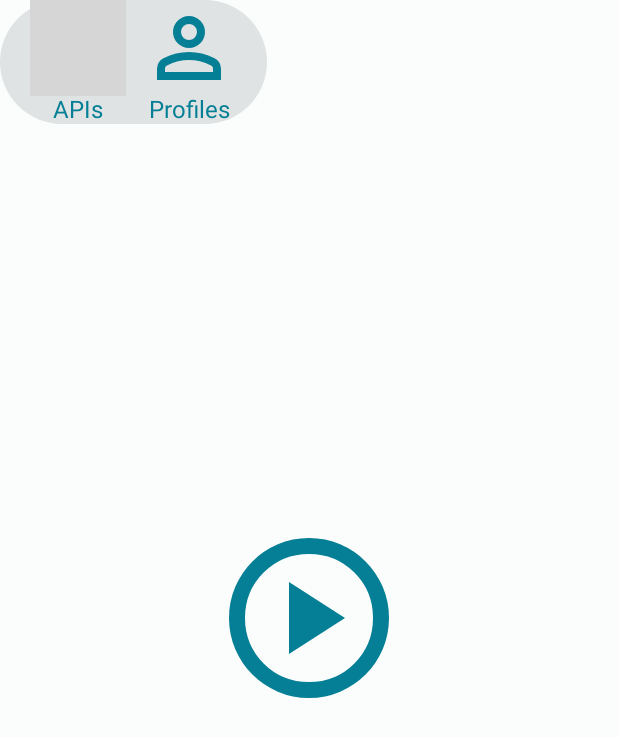
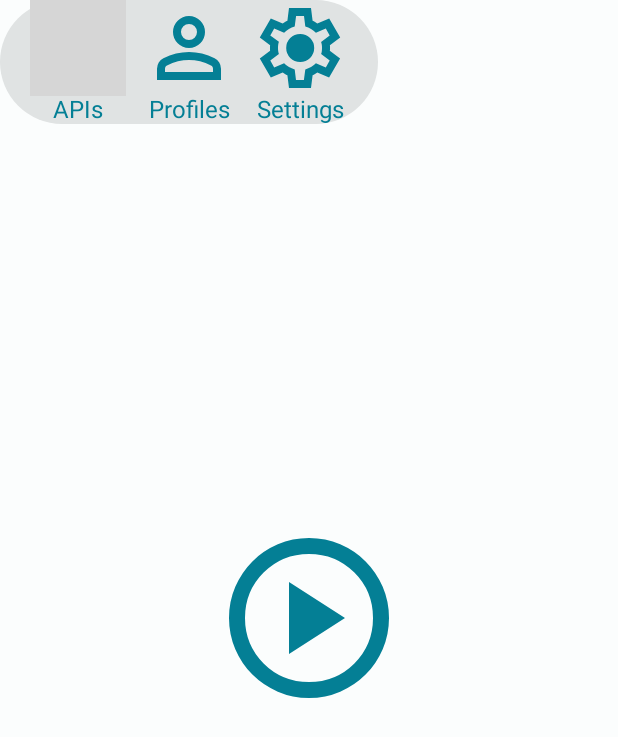
Before and after one commit to LORTEY/HumMe, an Android app built with Jetpack Compose: the screen it shows after launch (MainActivity), after a tap on "Play", on a phone screen of 412 x 824 dp. Shown: the top 737 px of the screen. Run offline under Robolectric (Android 15) with nearby library versions, the phone set to English and light mode, and no system bars; libraries missing offline, so code that uses them is left out: com.chaquo.python; 6 statements that could not run were skipped; grey boxes are pictures that could not be loaded.

Commit message:
implemented cardflares settings added countdown

```diff
--- a/app/src/main/java/com/lortey/humme/MainActivity.kt
+++ b/app/src/main/java/com/lortey/humme/MainActivity.kt
@@ -24,6 +24,7 @@ import com.lortey.humme.ui.theme.MainMenuRender
 
 import com.lortey.humme.ui.theme.PlaylistScreen
 import com.lortey.humme.ui.theme.ProfileScreen
+import com.lortey.humme.ui.theme.SettingsMenu
 import com.lortey.humme.ui.theme.apikeys
 
 class MainActivity : ComponentActivity() {
@@ -34,6 +35,8 @@ class MainActivity : ComponentActivity() {
 
         InitializeSp(applicationContext, apikeys!!)
         initializeGenius(applicationContext, apikeys!!)
+
+        loadSettings(context = applicationContext)
 
         enableEdgeToEdge()
         setContent {
@@ -66,6 +69,11 @@ class MainActivity : ComponentActivity() {
                         //Profile browsing
                         composable("profile_view"){
                             ProfileScreen(context = LocalContext.current,
+                                navController = navController)
+                        }
+                        //Settings
+                        composable("settings"){
+                            SettingsMenu(context = LocalContext.current,
                                 navController = navController)
                         }
                         //Profile Editing screen
--- a/app/src/main/java/com/lortey/humme/SettingsManager.kt
+++ b/app/src/main/java/com/lortey/humme/SettingsManager.kt
@@ -143,37 +143,24 @@ val AppSettings = mutableStateMapOf(
         type = SettingsType.BOOLEAN,
         state = false
     ),
-    "Flashcard Swipe Threshold" to SettingEntry(
+    "Answer Time" to SettingEntry(
         category = Category.Preferences,
-        name = "Flashcard Swipe Threshold",
-        description = "The distance a flashcard needs to be swiped to be count as a wrong or right answer",
+        name = "Answer Time",
+        description = "Answer time for each song",
         type = SettingsType.SLIDER,
         state = 300f,
-        sliderData = mapOf("from" to 0f, "to" to 800f, "steps" to 15f)
+        sliderData = mapOf("from" to 0f, "to" to 300f, "steps" to 19f)
     ),
-   /* "Flip Flashcard Right Wrong Answer" to SettingEntry(
+    "Infinite Answer Time" to SettingEntry(
         category = Category.Preferences,
-        name = "Flip Flashcard Right Wrong Answer",
-        description = "If enabled, The wrong answer option will be on the left and right answer will be on the right",
+        name = "Infinite Answer Time",
+        description = "Answer time to guess each song will be infinite",
         type = SettingsType.BOOLEAN,
-        state = false
-    ),*/
-    "Do Not Show System Apps" to SettingEntry(
-        category = Category.Other,
-        name = "Do Not Show System Apps",
-        description = "If enabled, You will not be able to find apps flagged as system apps when setting a LaunchOn rule.",
-        type = SettingsType.BOOLEAN,
-        state = true
+        state = false,
     ),
-    "Bin Auto Empty Time" to SettingEntry(
-        category = Category.Bin,
-        name = "Bin Auto Empty Time",
-        description = "The Time it takes the bin to remove a flashcard added to it.",
-        type = SettingsType.CHOOSE,
-        state = Time.MONTH,
-        dropDownMenuEntries = mapOf("One Day" to Time.DAY,"One Week" to Time.WEEK, "Two Weeks" to Time.TWO_WEEKS,"One Month" to Time.MONTH, "Two Months" to Time.TWO_MONTHS)
-    )
-    ,
+
+
+    /*implement later
     "Language" to SettingEntry(
         category = Category.Preferences,
         name = "Language",
@@ -182,7 +169,7 @@ val AppSettings = mutableStateMapOf(
         state = Translations("Polski",TypeOfTranslation.Default),
         stateDataclass = "translations",
         navChoose = "language_choose"
-        )
+        )*/
 )
 
 //Setting
--- a/app/src/main/java/com/lortey/humme/ui/theme/GameScreen.kt
+++ b/app/src/main/java/com/lortey/humme/ui/theme/GameScreen.kt
@@ -10,6 +10,7 @@ import androidx.compose.animation.fadeOut
 import androidx.compose.foundation.background
 import androidx.compose.foundation.gestures.detectDragGestures
 import androidx.compose.foundation.gestures.detectTapGestures
+import androidx.compose.foundation.layout.Arrangement
 import androidx.compose.foundation.layout.Box
 import androidx.compose.foundation.layout.Column
 import androidx.compose.foundation.layout.WindowInsets
@@ -46,6 +47,7 @@ import androidx.compose.ui.res.painterResource
 import androidx.compose.ui.text.style.TextAlign
 import androidx.compose.ui.unit.dp
 import androidx.navigation.NavController
+import com.lortey.humme.AppSettings
 import com.lortey.humme.Playlist
 import com.lortey.humme.R
 import com.lortey.humme.Track
@@ -55,6 +57,10 @@ import com.lortey.humme.getNextSong
 import com.lortey.humme.getPreviousSong
 import com.lortey.humme.loadProfiles
 import com.lortey.humme.rateSong
+import kotlinx.coroutines.CoroutineScope
+import kotlinx.coroutines.Dispatchers
+import kotlinx.coroutines.Job
+import kotlinx.coroutines.coroutineScope
 import kotlinx.coroutines.delay
 import kotlinx.coroutines.launch
 import kotlinx.serialization.json.Json
@@ -62,16 +68,18 @@ import kotlinx.serialization.json.Json
 data class savedGameInstance(
     var tracksToPick :MutableList<Track>,
     var previousSongs :MutableList<Pair<Track,Boolean>>,
-    var currentSong: Track
+    var currentSong: Track,
+    var timeRemaining: Int
 )
-
 public var savedGame:savedGameInstance? = null
 @OptIn(ExperimentalMaterial3Api::class)
 @Composable
 fun GameScreen(context: Context, navController: NavController) {
+    val defaultTime = remember{ if(AppSettings["Infinite Answer Time"]!!.state == true) null else (AppSettings["Answer Time"]!!.state as Float).toInt()}
     var tracksToPick by remember{ mutableStateOf(getActiveTracks(context).toMutableList()) }
     var previousSongs by remember { mutableStateOf(mutableListOf<Pair<Track,Boolean>>()) }
     var currentSong by remember { mutableStateOf(Track("","", mutableListOf(),true)) }
+    var timeRemaining by remember { mutableStateOf(defaultTime ?: 0) }
 
     var showBottomSheet by remember { mutableStateOf(false) }
     val sheetState = rememberModalBottomSheetState()
@@ -79,6 +87,56 @@ fun GameScreen(context: Context, navController: NavController) {
     var currentColor by remember{ mutableStateOf(Color.Green)}
     val scope = rememberCoroutineScope()
     var showFade by remember{ mutableStateOf(false)}
+
+
+    var currentJob by remember { mutableStateOf<Job?>(null) }
+    if(defaultTime != null){
+        LaunchedEffect(currentSong) {
+            currentJob?.cancel()
+            currentJob = coroutineScope {
+                launch {
+                    while (timeRemaining > -1) {
+                        delay(1000L) // wait 1 second
+
+                        timeRemaining--
+                        if (timeRemaining < 0) {
+                            previousSongs = rateSong(currentSong, false, previousSongs)
+                            val newSong = getNextSong(tracksToPick)
+                            if (newSong != null) {
+                                currentColor = Color.Red
+                                showFade = true
+                                scope.launch {
+                                    delay(200)
+                                    delay(200)
+                                    showFade = false
+                                }
+                                currentSong = newSong.second
+                                tracksToPick = newSong.first
+                                timeRemaining = defaultTime ?: 0
+                                savedGame = savedGameInstance(
+                                    tracksToPick,
+                                    previousSongs,
+                                    currentSong,
+                                    timeRemaining
+                                )
+
+                            } else {
+                                savedGame = savedGameInstance(
+                                    tracksToPick,
+                                    previousSongs,
+                                    currentSong,
+                                    timeRemaining
+                                )
+                                navController.navigate("end_screen")
+                            }
+                        }
+                    }
+                }
+            }
+        }
+    }
+
+
 
     LaunchedEffect(Unit) {
         if(savedGame == null) {
@@ -92,7 +150,8 @@ fun GameScreen(context: Context, navController: NavController) {
             savedGame = savedGameInstance(
                 tracksToPick,
                 previousSongs,
-                currentSong
+                currentSong,
+                timeRemaining
             )
         }else{
             tracksToPick = savedGame!!.tracksToPick
@@ -106,7 +165,8 @@ fun GameScreen(context: Context, navController: NavController) {
             savedGame = savedGameInstance(
                 tracksToPick,
                 previousSongs,
-                currentSong
+                currentSong,
+                timeRemaining
             )
             navController.navigate("end_screen")
         }
@@ -131,17 +191,20 @@ fun GameScreen(context: Context, navController: NavController) {
                             }
                             currentSong = newSong.second
                             tracksToPick = newSong.first
+                            timeRemaining = defaultTime ?: 0
                             savedGame = savedGameInstance(
                                 tracksToPick,
                                 previousSongs,
-                                currentSong
+                                currentSong,
+                                timeRemaining
                             )
 
                         }else{
                             savedGame = savedGameInstance(
                                 tracksToPick,
                                 previousSongs,
-                                currentSong
+                                currentSong,
+                                timeRemaining
                             )
                             navController.navigate("end_screen")
                         }
@@ -158,12 +221,14 @@ fun GameScreen(context: Context, navController: NavController) {
                                 delay(200)
                                 showFade = false
                             }
+                            timeRemaining = defaultTime ?: 0
                             currentSong = previousData.second
                             previousSongs = previousData.first
                             savedGame = savedGameInstance(
                                 tracksToPick,
                                 previousSongs,
-                                currentSong
+                                currentSong,
+                                timeRemaining
                             )
 
                         }
@@ -180,12 +245,14 @@ fun GameScreen(context: Context, navController: NavController) {
                                 delay(200)
                                 showFade = false
                             }
+                            timeRemaining = defaultTime ?: 0
                             currentSong = previousData.second
                             previousSongs = previousData.first
                             savedGame = savedGameInstance(
                                 tracksToPick,
                                 previousSongs,
-                                currentSong
+                                currentSong,
+                                timeRemaining
                             )
 
                         } }
@@ -205,19 +272,22 @@ fun GameScreen(context: Context, navController: NavController) {
                                 delay(200)
                                 showFade = false
                             }
+                            timeRemaining = defaultTime ?: 0
                             currentSong = newSong.second
                             tracksToPick = newSong.first
                             savedGame = savedGameInstance(
                                 tracksToPick,
                                 previousSongs,
-                                currentSong
+                                currentSong,
+                                timeRemaining
                             )
 
                         }else{
                             savedGame = savedGameInstance(
                                 tracksToPick,
                                 previousSongs,
-                                currentSong
+                                currentSong,
+                                timeRemaining
                             )
                             navController.navigate("end_screen")
 
@@ -267,15 +337,26 @@ fun GameScreen(context: Context, navController: NavController) {
                     .fillMaxSize()
             )
         }
+        Column(horizontalAlignment = Alignment.CenterHorizontally, modifier = Modifier.align(Alignment.Center).fillMaxWidth(0.7f), verticalArrangement = Arrangement.Center){
+            Text(currentSong.name,
+                style = MaterialTheme.typography.displayLarge,
+                color = MaterialTheme.colorScheme.onSurface,
+                textAlign = TextAlign.Center,
+                modifier =  Modifier.fillMaxWidth())
 
-        Text(currentSong.name,
-            style = MaterialTheme.typography.displayLarge,
-            color = MaterialTheme.colorScheme.onSurface,
-            textAlign = TextAlign.Center,
-            modifier = Modifier.align(Alignment.Center).fillMaxWidth(0.7f))
+            if(defaultTime != null){
+                Text("${(timeRemaining - timeRemaining%60)/60}:${if (timeRemaining%60 < 10) "0" else ""}${timeRemaining%60}",
+                    style = MaterialTheme.typography.bodyMedium,
+                    color = MaterialTheme.colorScheme.onSurface,
+                    textAlign = TextAlign.Center,
+                    modifier = Modifier.fillMaxWidth())
+            }
+
+        }
+
 
         Text(currentSong.artist.joinToString ("\n" ).replace(",","\n"),
-            style = MaterialTheme.typography.displaySmall,
+            style = MaterialTheme.typography.bodyLarge,
             color = MaterialTheme.colorScheme.onSurface,
             textAlign = TextAlign.Center,
             modifier = Modifier.align(Alignment.BottomEnd).fillMaxWidth(0.5f))
--- a/app/src/main/java/com/lortey/humme/ui/theme/MainScreen.kt
+++ b/app/src/main/java/com/lortey/humme/ui/theme/MainScreen.kt
@@ -86,6 +86,17 @@ fun MainMenuRender(context: Context, navController: NavHostController){
                         .size(64.dp)
                 )
                 Text("Profiles", style = MaterialTheme.typography.bodyMedium, color = MaterialTheme.colorScheme.primary)
+            }
+            Column(horizontalAlignment = Alignment.CenterHorizontally) {
+                Icon(
+                    painter = painterResource(id = R.drawable.settings),
+                    contentDescription = "Settings",
+                    tint = MaterialTheme.colorScheme.primary,
+                    modifier = Modifier
+                        .clickable { navController.navigate("settings") }
+                        .size(64.dp)
+                )
+                Text("Settings", style = MaterialTheme.typography.bodyMedium, color = MaterialTheme.colorScheme.primary)
             }
         }
         Icon(
--- /dev/null
+++ b/app/src/main/res/drawable/settings.xml
@@ -0,0 +1,9 @@
+<vector xmlns:android="http://schemas.android.com/apk/res/android"
+    android:width="24dp"
+    android:height="24dp"
+    android:viewportWidth="960"
+    android:viewportHeight="960">
+  <path
+      android:pathData="m370,880 l-16,-128q-13,-5 -24.5,-12T307,725l-119,50L78,585l103,-78q-1,-7 -1,-13.5v-27q0,-6.5 1,-13.5L78,375l110,-190 119,50q11,-8 23,-15t24,-12l16,-128h220l16,128q13,5 24.5,12t22.5,15l119,-50 110,190 -103,78q1,7 1,13.5v27q0,6.5 -2,13.5l103,78 -110,190 -118,-50q-11,8 -23,15t-24,12L590,880L370,880ZM440,800h79l14,-106q31,-8 57.5,-23.5T639,633l99,41 39,-68 -86,-65q5,-14 7,-29.5t2,-31.5q0,-16 -2,-31.5t-7,-29.5l86,-65 -39,-68 -99,42q-22,-23 -48.5,-38.5T533,266l-13,-106h-79l-14,106q-31,8 -57.5,23.5T321,327l-99,-41 -39,68 86,64q-5,15 -7,30t-2,32q0,16 2,31t7,30l-86,65 39,68 99,-42q22,23 48.5,38.5T427,694l13,106ZM482,620q58,0 99,-41t41,-99q0,-58 -41,-99t-99,-41q-59,0 -99.5,41T342,480q0,58 40.5,99t99.5,41ZM480,480Z"
+      android:fillColor="#e3e3e3"/>
+</vector>
```
Also changed, not shown: app/src/main/java/com/lortey/humme/ui/theme/MultiPurpouseComposables.kt (added, +213 -0 lines), app/src/main/java/com/lortey/humme/ui/theme/ProfileScreen.kt (+7 -1 lines), app/src/main/java/com/lortey/humme/ui/theme/SettingsScreen.kt (added, +317 -0 lines), app/src/main/res/drawable/info.xml (added, +9 -0 lines), 1 other file.
